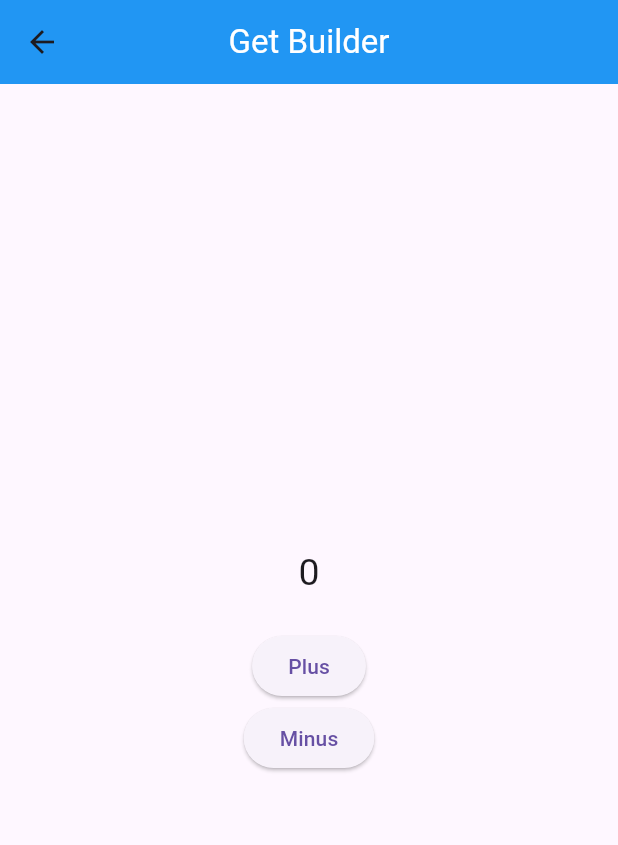
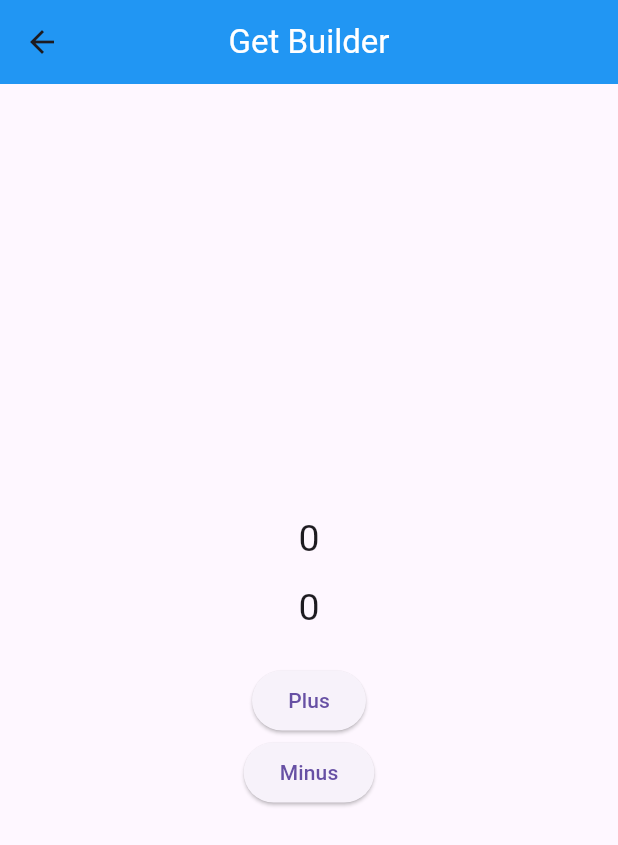
Before and after one commit to pb-droid93/getx__practice, a Flutter app: the GetBuilderStateM screen opened directly, after a tap on "Plus", after a tap on "Minus", on a phone screen of 412 x 824 dp. Shown: the top 845 px of the screen. Run offline on Flutter 3.47's test engine with Material 3 defaults, Android fonts, the phone set to English and light mode, and no system bars; our stand-ins replace get.

Commit message:
added unique id in get builder

```diff
--- a/lib/simple_state_manager/simple_count_comtroller.dart
+++ b/lib/simple_state_manager/simple_count_comtroller.dart
@@ -5,11 +5,28 @@ class SimpleCountController extends GetxController {
 
   void increment() {
     count++;
-    update();
+
+    update(['001']); //need to pass unique id in update function
   }
 
   void decrement() {
     count--;
-    update();
+    update(['001']);
+  }
+
+  //this method called on initialization
+  @override
+  void onInit() {
+    // TODO: implement onInit
+    print("on init called");
+    super.onInit();
+  }
+
+  //called on controller destroyed
+  @override
+  void onClose() {
+    // TODO: implement onClose
+    print("on closed called");
+    super.onClose();
   }
 }
--- a/lib/simple_state_manager/simple_state_manager_get_builder.dart
+++ b/lib/simple_state_manager/simple_state_manager_get_builder.dart
@@ -24,6 +24,17 @@ class GetBuilderStateM extends StatelessWidget {
             mainAxisAlignment: MainAxisAlignment.center,
             children: [
               GetBuilder<SimpleCountController>(
+                  id: "001", //for unique identify
+                  init: SimpleCountController(),
+                  builder: (controller) => Text(
+                        "${controller.count}",
+                        style: const TextStyle(fontSize: 25),
+                      )),
+              const SizedBox(
+                height: 10,
+              ),
+              GetBuilder<SimpleCountController>(
+                  id: "002",
                   init: SimpleCountController(),
                   builder: (controller) => Text(
                         "${controller.count}",
```
